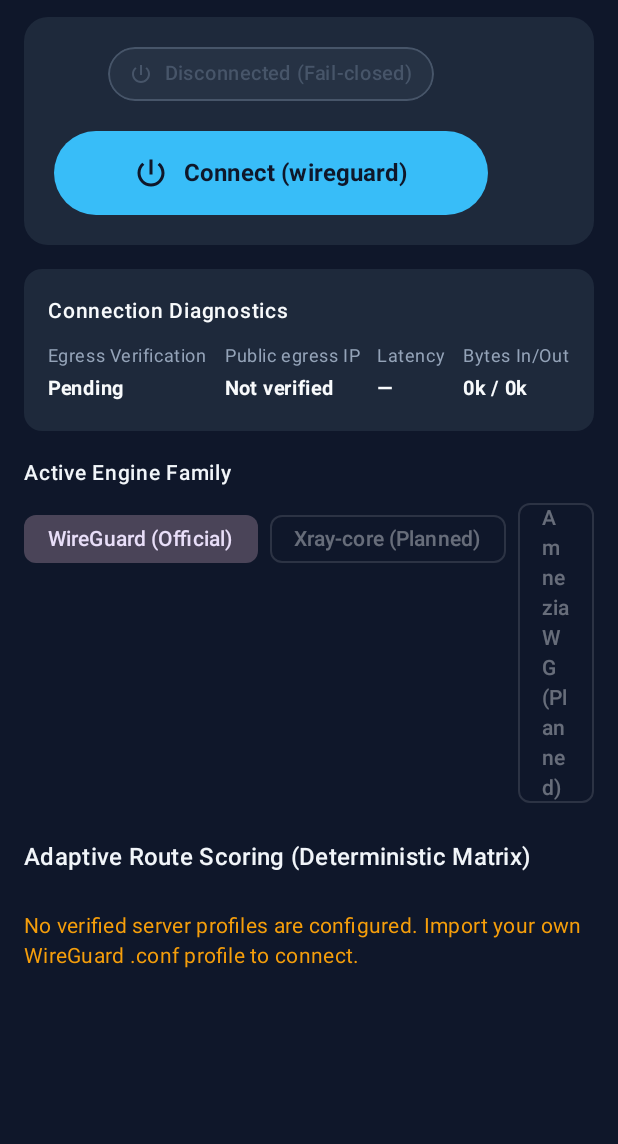
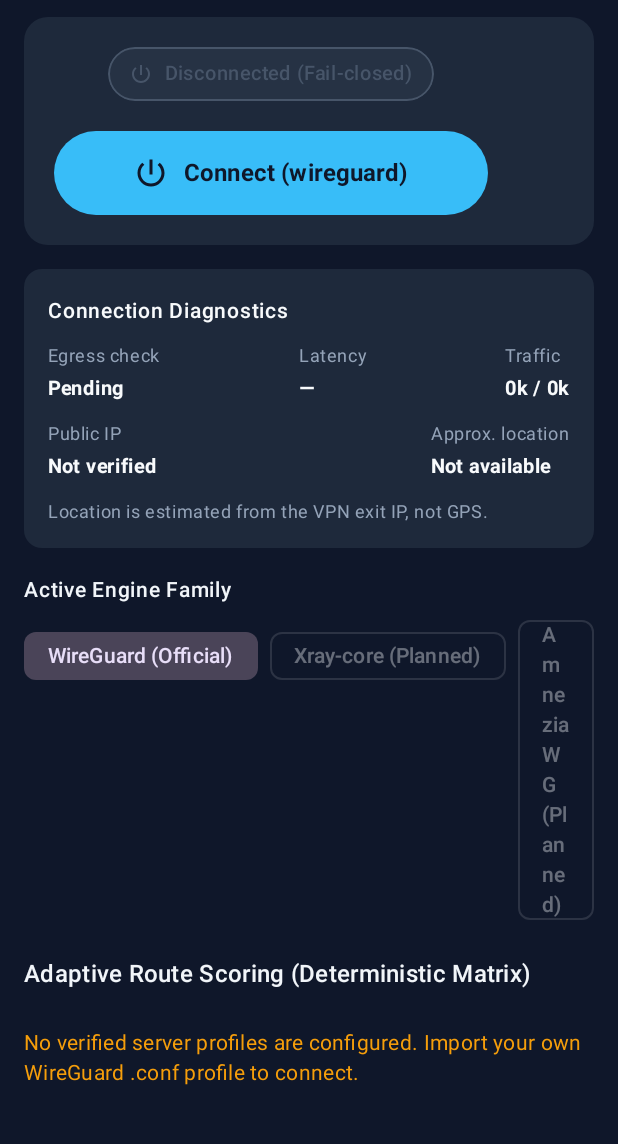
Before and after one commit to hidooch980/Molido-vpn, an Android app built with Jetpack Compose: the screen it shows after launch (MainActivity), on a phone screen of 412 x 824 dp, the part 79-1223 px from its top. Run offline under Robolectric (Android 15) with nearby library versions, the phone set to English and light mode, and no system bars; libraries missing offline, so code that uses them is left out: com.wireguard.android, com.wireguard.config.

Commit message:
Show real VPN egress IP and approximate location on dashboard

```diff
--- a/app/src/main/kotlin/com/molido/vpn/MainActivity.kt
+++ b/app/src/main/kotlin/com/molido/vpn/MainActivity.kt
@@ -375,24 +375,36 @@ fun StatusBadge(connectionState: ConnectionState) {
 
 @Composable
 fun DiagnosticsCard(diagnostics: ConnectionDiagnostics, connectionState: ConnectionState) {
+    val approximateLocation = listOfNotNull(
+        diagnostics.publicEgressCity,
+        diagnostics.publicEgressRegion,
+        diagnostics.publicEgressCountry
+    ).distinct().joinToString(", ").ifBlank { "Not available" }
+
     Card(
         modifier = Modifier.fillMaxWidth(),
         shape = RoundedCornerShape(12.dp),
         colors = CardDefaults.cardColors(containerColor = MaterialTheme.colorScheme.surface)
     ) {
-        Column(modifier = Modifier.padding(16.dp)) {
+        Column(modifier = Modifier.padding(16.dp), verticalArrangement = Arrangement.spacedBy(10.dp)) {
             Text("Connection Diagnostics", fontWeight = FontWeight.SemiBold, fontSize = 14.sp)
-            Spacer(modifier = Modifier.height(10.dp))
             Row(modifier = Modifier.fillMaxWidth(), horizontalArrangement = Arrangement.SpaceBetween) {
-                DiagnosticItem("Egress Verification", if (connectionState is ConnectionState.Connected) "Passed" else "Pending")
-                DiagnosticItem("Public egress IP", diagnostics.publicEgressIp ?: "Not verified")
+                DiagnosticItem("Egress check", if (connectionState is ConnectionState.Connected) "Passed" else "Pending")
                 DiagnosticItem("Latency", diagnostics.lastLatencyMillis?.let { "$it ms" } ?: "—")
-                DiagnosticItem("Bytes In/Out", "${diagnostics.bytesIn / 1024}k / ${diagnostics.bytesOut / 1024}k")
+                DiagnosticItem("Traffic", "${diagnostics.bytesIn / 1024}k / ${diagnostics.bytesOut / 1024}k")
             }
+            Row(modifier = Modifier.fillMaxWidth(), horizontalArrangement = Arrangement.SpaceBetween) {
+                DiagnosticItem("Public IP", diagnostics.publicEgressIp ?: "Not verified")
+                DiagnosticItem("Approx. location", approximateLocation)
+            }
+            Text(
+                "Location is estimated from the VPN exit IP, not GPS.",
+                style = MaterialTheme.typography.bodySmall,
+                color = Color(0xFF94A3B8)
+            )
         }
     }
 }
-
 @Composable
 fun DiagnosticItem(label: String, value: String) {
     Column {
```
